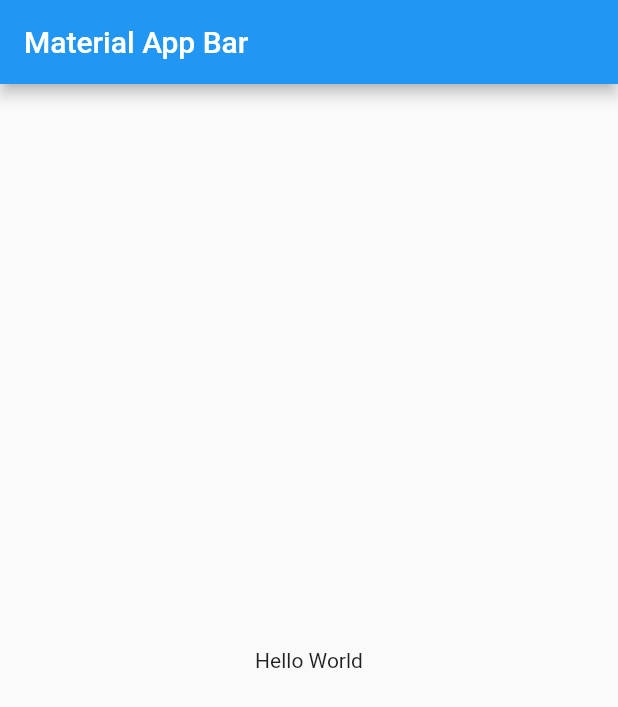
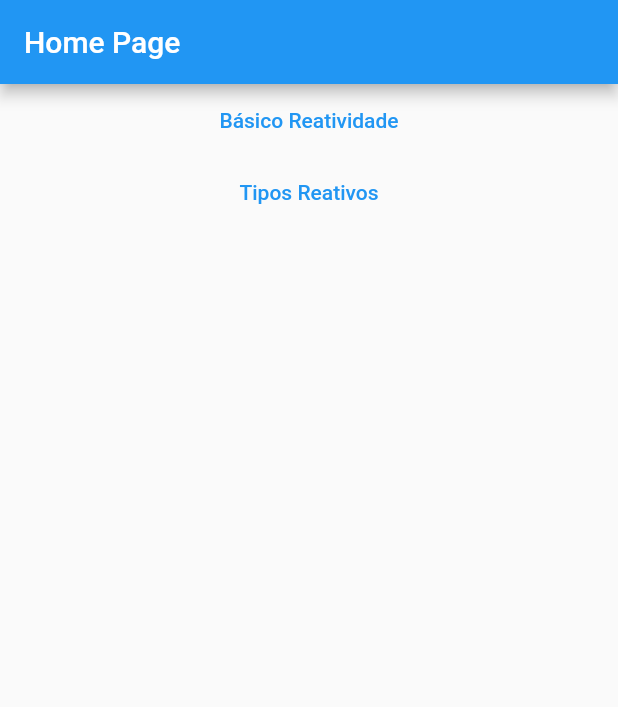
Before and after one commit to leozero3/get_gerenciamento_estado, a Flutter app: the screen it shows after launch, on a phone screen of 412 x 824 dp. Shown: the top 707 px of the screen. Run offline on Flutter 3.47's test engine with Material 2 defaults, Android fonts, the phone set to English and light mode, and no system bars; our stand-ins replace get.

Commit message:
Rx{Type} Tipos Reativos - 2:30

```diff
--- /dev/null
+++ b/lib/home_page.dart
@@ -0,0 +1,36 @@
+import 'package:flutter/material.dart';
+import 'package:get/get.dart';
+
+class HomePage extends StatelessWidget {
+  const HomePage({Key? key}) : super(key: key);
+
+  @override
+  Widget build(BuildContext context) {
+    return Scaffold(
+      appBar: AppBar(
+        title: const Text('Home Page'),
+      ),
+      body: Center(
+        child: Column(
+          children: [
+            TextButton(
+              onPressed: () {
+                Get.toNamed('/basico');
+              },
+              child: const Text('Básico Reatividade'),
+            ),
+            ///
+            TextButton(
+              onPressed: () {
+                Get.toNamed('/tiposReativos');
+              },
+              child: const Text('Tipos Reativos'),
+            ),
+            ///
+
+          ],
+        ),
+      ),
+    );
+  }
+}
--- a/lib/main.dart
+++ b/lib/main.dart
@@ -1,23 +1,22 @@
 import 'package:flutter/material.dart';
 import 'package:get/get.dart';
+import 'package:get_gerenciamento_estado/basico/reatividade_page.dart';
+import 'package:get_gerenciamento_estado/home_page.dart';
+import 'package:get_gerenciamento_estado/tipos/tipos_reativos_page.dart';
 
-void main() => runApp(MyApp());
+void main() => runApp(const MyApp());
 
 class MyApp extends StatelessWidget {
+  const MyApp({Key? key}) : super(key: key);
+
   @override
   Widget build(BuildContext context) {
     return GetMaterialApp(
-      title: 'Material App',
-      home: Scaffold(
-        appBar: AppBar(
-          title: Text('Material App Bar'),
-        ),
-        body: Center(
-          child: Container(
-            child: Text('Hello World'),
-          ),
-        ),
-      ),
+      getPages: [
+        GetPage(name: '/', page: () => const HomePage()),
+        GetPage(name: '/basico', page: () => ReatividadePage()),
+        GetPage(name: '/tiposReativos', page: () => TiposReativosPage()),
+      ],
     );
   }
 }
```
Also changed, not shown: lib/basico/reatividade_page.dart (added, +34 -0 lines), lib/tipos/tipos_reativos_page.dart (added, +15 -0 lines), 1 other file.
